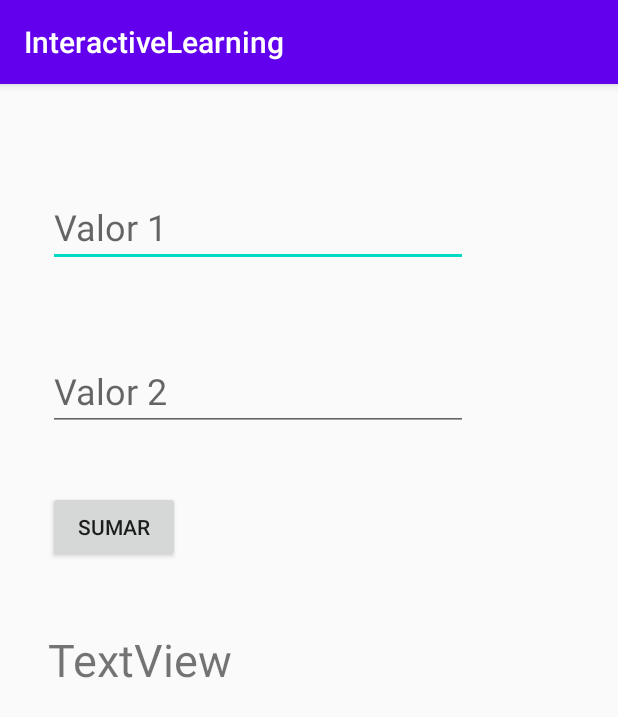
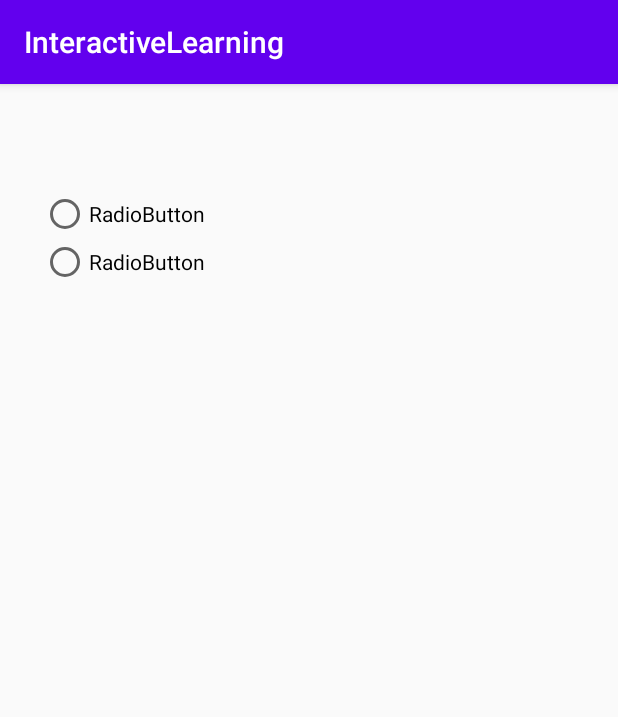
Before and after one commit to adavidbermeo/InteractiveLearning, an Android app: the screen it shows after launch (MainActivity), on a phone screen of 412 x 824 dp. Shown: the top 717 px of the screen. Run offline under Robolectric (Android 15) with nearby library versions, the phone set to English and light mode, and no system bars.

Commit message:
Second Commit

```diff
--- a/app/src/main/res/layout/activity_main.xml
+++ b/app/src/main/res/layout/activity_main.xml
@@ -6,55 +6,26 @@
     android:layout_height="match_parent"
     tools:context=".MainActivity">
 
-    <EditText
-        android:id="@+id/txt_num1"
-        android:layout_width="wrap_content"
-        android:layout_height="wrap_content"
-        android:layout_marginStart="32dp"
-        android:layout_marginLeft="32dp"
-        android:layout_marginBottom="56dp"
-        android:ems="10"
-        android:hint="Valor 1"
-        android:inputType="number"
-        android:textSize="24sp"
-        app:layout_constraintBottom_toTopOf="@+id/txt_num2"
-        app:layout_constraintStart_toStartOf="parent" />
+    <RadioGroup
+        android:layout_width="259dp"
+        android:layout_height="137dp"
+        app:layout_constraintBottom_toBottomOf="parent"
+        app:layout_constraintEnd_toEndOf="parent"
+        app:layout_constraintHorizontal_bias="0.177"
+        app:layout_constraintStart_toStartOf="parent"
+        app:layout_constraintTop_toTopOf="parent"
+        app:layout_constraintVertical_bias="0.112">
 
-    <EditText
-        android:id="@+id/txt_num2"
-        android:layout_width="wrap_content"
-        android:layout_height="wrap_content"
-        android:layout_marginStart="32dp"
-        android:layout_marginLeft="32dp"
-        android:layout_marginBottom="40dp"
-        android:ems="10"
-        android:hint="Valor 2"
-        android:inputType="number"
-        android:textSize="24sp"
-        app:layout_constraintBottom_toTopOf="@+id/button"
-        app:layout_constraintStart_toStartOf="parent" />
+        <RadioButton
+            android:id="@+id/radioButton"
+            android:layout_width="match_parent"
+            android:layout_height="wrap_content"
+            android:text="RadioButton" />
 
-    <Button
-        android:id="@+id/button"
-        android:layout_width="wrap_content"
-        android:layout_height="wrap_content"
-        android:layout_marginStart="32dp"
-        android:layout_marginLeft="32dp"
-        android:layout_marginBottom="44dp"
-        android:text="Sumar"
-        app:layout_constraintBottom_toTopOf="@+id/txt_resultado"
-        app:layout_constraintStart_toStartOf="parent" />
-
-    <TextView
-        android:id="@+id/txt_resultado"
-        android:layout_width="wrap_content"
-        android:layout_height="wrap_content"
-        android:layout_marginStart="32dp"
-        android:layout_marginLeft="32dp"
-        android:layout_marginBottom="364dp"
-        android:text="TextView"
-        android:textSize="30sp"
-        app:layout_constraintBottom_toBottomOf="parent"
-        app:layout_constraintStart_toStartOf="parent"
-        tools:text="Resultado" />
+        <RadioButton
+            android:id="@+id/radioButton2"
+            android:layout_width="match_parent"
+            android:layout_height="wrap_content"
+            android:text="RadioButton" />
+    </RadioGroup>
 </androidx.constraintlayout.widget.ConstraintLayout>
--- a/app/src/main/res/values/strings.xml
+++ b/app/src/main/res/values/strings.xml
@@ -1,3 +1,4 @@
 <resources>
     <string name="app_name">InteractiveLearning</string>
-</resources>
+    <string name="txt">Ok</string>
+    </resources>
```
